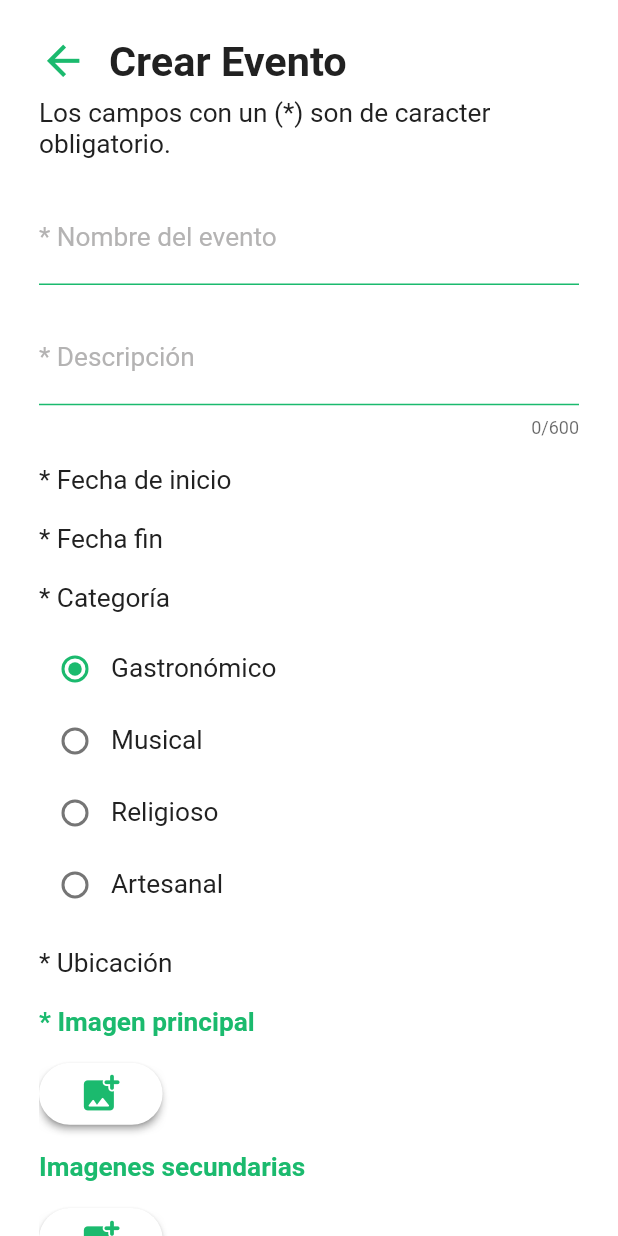
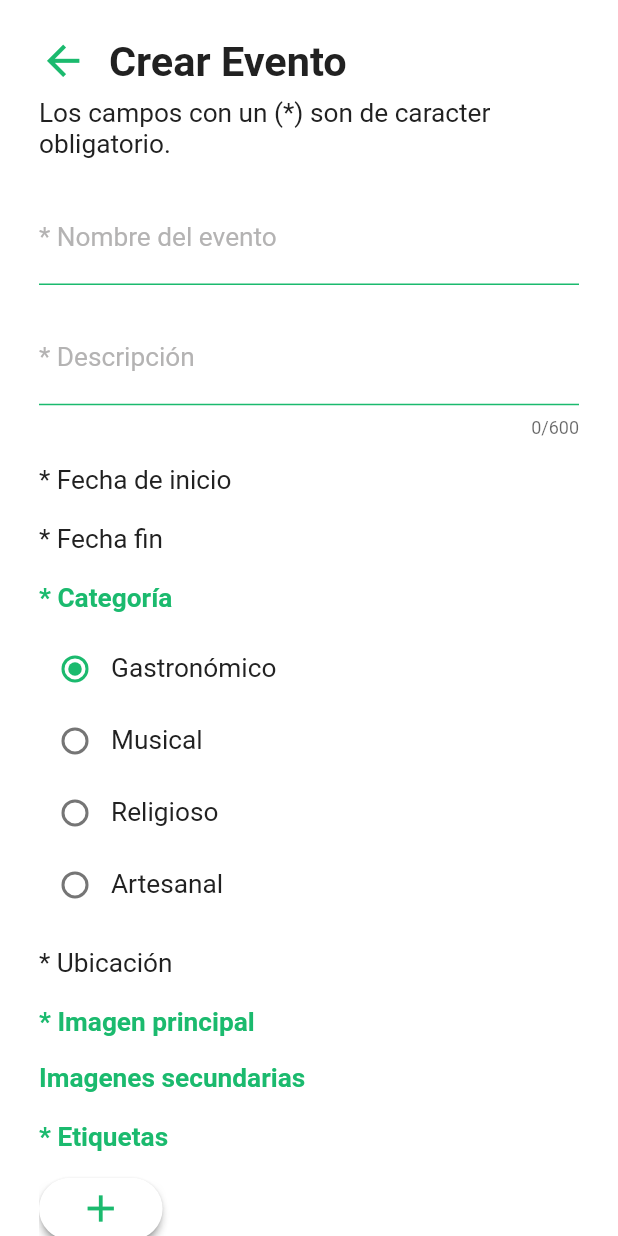
Before and after one commit to rylmfqt28/Cochabamba-cultural, a Flutter app: the CreateEventScreen screen opened by its route, on a phone screen of 412 x 824 dp. Run offline on Flutter 3.47's test engine with Material 2 defaults, Android fonts, the light colour scheme and no system bars; our stand-ins replace bloc, cloud_firestore, curved_navigation_bar, firebase_auth, firebase_core, firebase_storage and 3 more; accounts and stored records are empty.

Commit message:
Implementacion widget TagChip

```diff
--- a/lib/cultural_event/ui/screens/create_event_screen.dart
+++ b/lib/cultural_event/ui/screens/create_event_screen.dart
@@ -13,6 +13,7 @@ import 'package:cochabambacultural/ui/widgets/dialog_widget.dart';
 
 import 'package:cochabambacultural/cultural_event/ui/widgets/radio_button_event.dart';
 import 'package:cochabambacultural/cultural_event/ui/widgets/add_button.dart';
+import 'package:cochabambacultural/cultural_event/ui/widgets/tag_chip.dart';
 
 import 'package:cochabambacultural/user/bloc/user_bloc.dart';
 
@@ -32,10 +33,13 @@ class _CreateEventScreenState extends State<CreateEventScreen> {
   final validate = ValidationEvent();
   final SnackMessages snackMessages = SnackMessages();
 
-  final _event = TextEditingController();
+  final _eventName = TextEditingController();
   final _description = TextEditingController();
   final _costEvent = TextEditingController();
   final _transport = TextEditingController();
+
+  double _pricipalImgHeight = 5;
+  double _secondaryImgHeight = 5;
 
   List<String> _tags = [];
 
@@ -104,9 +108,9 @@ class _CreateEventScreenState extends State<CreateEventScreen> {
                           labelInput: '* Nombre del evento',
                           hintInput: 'Ingrese el nombre del evento',
                           inputPassword: false,
+                          controllerText: _eventName,
                           inputValidation: (value) =>
-                              validate.validationFileEvent(value, 'nameEvent'),
-                          controllerText: _event,
+                              validate.validationFileEvent(value, 'eventName'),
                         ),
                         SizedBox(
                           height: responsive.hp(2.2),
@@ -138,7 +142,7 @@ class _CreateEventScreenState extends State<CreateEventScreen> {
                         const TextFormatWidget(
                             valueText: '* Categoría',
                             align: TextAlign.left,
-                            typeText: 'Normal'),
+                            typeText: 'LabelTitleForm'),
                         SizedBox(
                           height: responsive.hp(1.5),
                         ),
@@ -162,36 +166,36 @@ class _CreateEventScreenState extends State<CreateEventScreen> {
                         SizedBox(
                           height: responsive.hp(2),
                         ),
-                        SizedBox(
-                          height: responsive.hp(5),
-                          child: Row(
-                            children: [
-                              AddButton(
-                                  iconAdd: Icons.add_photo_alternate_rounded,
-                                  event: () => {})
-                            ],
-                          ),
-                        ),
-                        SizedBox(
-                          height: responsive.hp(2.2),
-                        ),
+                        // SizedBox(
+                        //   height: responsive.hp(_pricipalImgHeight),
+                        //   child: Row(
+                        //     children: [
+                        //       AddButton(
+                        //           iconAdd: Icons.add_photo_alternate_rounded,
+                        //           event: () {})
+                        //     ],
+                        //   ),
+                        // ),
+                        // SizedBox(
+                        //   height: responsive.hp(2.2),
+                        // ),
                         const TextFormatWidget(
                             valueText: 'Imagenes secundarias',
                             align: TextAlign.left,
                             typeText: 'LabelTitleForm'),
-                        SizedBox(
-                          height: responsive.hp(2),
-                        ),
-                        SizedBox(
-                          height: responsive.hp(5),
-                          child: Row(
-                            children: [
-                              AddButton(
-                                  iconAdd: Icons.add_photo_alternate_rounded,
-                                  event: () => {})
-                            ],
-                          ),
-                        ),
+                        // SizedBox(
+                        //   height: responsive.hp(2),
+                        // ),
+                        // SizedBox(
+                        //   height: responsive.hp(_secondaryImgHeight),
+                        //   child: Row(
+                        //     children: [
+                        //       AddButton(
+                        //           iconAdd: Icons.add_photo_alternate_rounded,
+                        //           event: () {})
+                        //     ],
+                        //   ),
+                        // ),
                         SizedBox(
                           height: responsive.hp(2.2),
                         ),
@@ -232,26 +236,13 @@ class _CreateEventScreenState extends State<CreateEventScreen> {
                                         EdgeInsets.only(left: responsive.wp(2)),
                                     itemCount: _tags.length,
                                     itemBuilder: (context, index) {
-                                      return Padding(
-                                          padding: EdgeInsets.only(
-                                              right: responsive.wp(3)),
-                                          child: Chip(
-                                            backgroundColor:
-                                                colorApp.primaryBackground,
-                                            elevation: 5,
-                                            shadowColor: colorApp.shadowColor,
-                                            label: TextFormatWidget(
-                                                valueText: _tags[index],
-                                                align: TextAlign.left,
-                                                typeText: 'Normal'),
-                                            onDeleted: () => {
-                                              setState(() {
-                                                _tags.remove(_tags[index]);
-                                              })
-                                            },
-                                            deleteIconColor:
-                                                colorApp.iconSecondary,
-                                          ));
+                                      return TagChip(
+                                          labelTag: _tags[index],
+                                          deleteEvent: () => {
+                                                setState(() {
+                                                  _tags.remove(_tags[index]);
+                                                })
+                                              });
                                     }),
                               )
                             ],
@@ -297,7 +288,7 @@ class _CreateEventScreenState extends State<CreateEventScreen> {
                         ),
                         GeneralButton(
                             labelButton: 'Crear evento',
-                            onPressed: () async {
+                            onPressed: () {
                               _showErrorLabels(_tags.isEmpty);
                               if (_keyForm.currentState!.validate()) {
                                 if (_tags.isEmpty) {
--- a/lib/cultural_event/ui/widgets/add_button.dart
+++ b/lib/cultural_event/ui/widgets/add_button.dart
@@ -17,7 +17,7 @@ class AddButton extends StatelessWidget {
 
     return Container(
       width: responsive.wp(20),
-      height: responsive.hp(6),
+      height: responsive.hp(5),
       decoration: BoxDecoration(boxShadow: [
         BoxShadow(
             color: colorApp.shadowColor,
@@ -26,7 +26,7 @@ class AddButton extends StatelessWidget {
             spreadRadius: -9)
       ]),
       child: MaterialButton(
-        height: responsive.hp(6),
+        height: responsive.hp(5),
         child: Icon(iconAdd, size: 30, color: colorApp.primaryColor),
         shape: RoundedRectangleBorder(
           borderRadius: BorderRadius.circular(30.0),
```
Also changed, not shown: lib/cultural_event/ui/widgets/tag_chip.dart (added, +32 -0 lines), lib/utils/validation_event.dart (+10 -16 lines).
